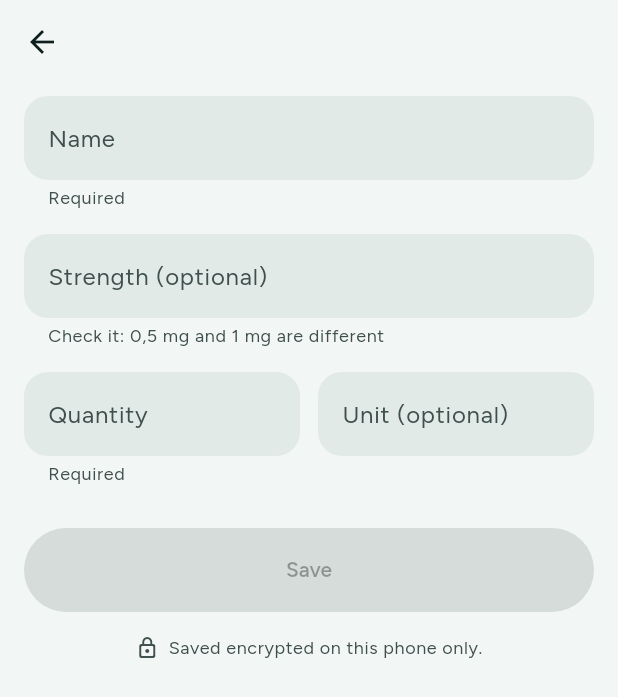
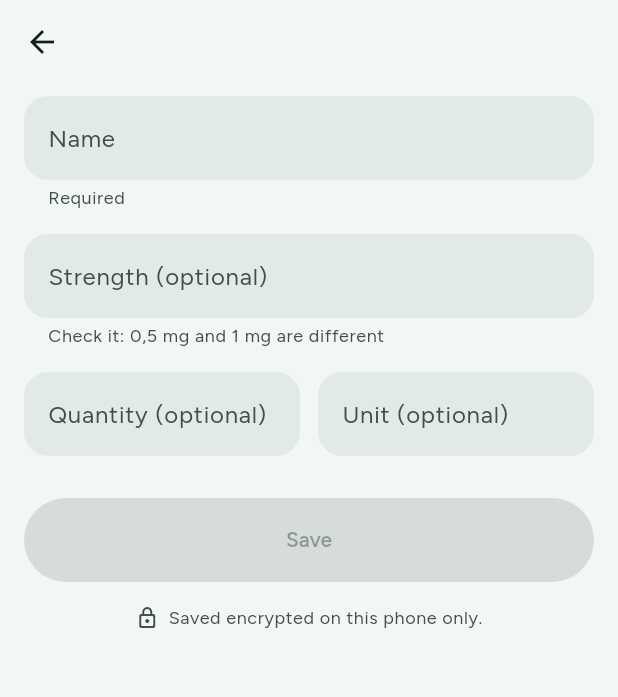
Before and after one commit to fprem/MyProjet, a Flutter app: the MedicineFormScreen screen opened directly with empty values, on a phone screen of 412 x 824 dp. Shown: the top 697 px of the screen. Run offline on Flutter 3.47's test engine with Material 3 defaults, Android fonts, the phone set to English and light mode, and no system bars; our stand-ins replace flutter_secure_storage, image_picker; missing offline and left inert: cryptography, google_mlkit_text_recognition; accounts and stored records are empty.

Commit message:
Save a medicine with only its name and show names larger in the list
Co-Authored-By: Claude Opus 5.5 <noreply@anthropic.com>
Claude-Session: https://claude.ai/code/session_01QLrjet95xN4iKLTV11ACWQ

```diff
--- a/medicine_archive/lib/data/archive_repository.dart
+++ b/medicine_archive/lib/data/archive_repository.dart
@@ -56,7 +56,7 @@ class ArchiveRepository extends ChangeNotifier {
   Future<Medicine> addMedicine(
     String profileId, {
     required String name,
-    required int quantity,
+    int? quantity,
     String unit = '',
     String strength = '',
   }) async {
@@ -91,7 +91,7 @@ class ArchiveRepository extends ChangeNotifier {
   }
 
   Medicine _validate(Medicine m) {
-    if (m.quantity < 0) {
+    if (m.quantity case final q? when q < 0) {
       throw ArgumentError.value(m.quantity, 'quantity', 'Must not be negative');
     }
     return Medicine(
--- a/medicine_archive/lib/data/models.dart
+++ b/medicine_archive/lib/data/models.dart
@@ -15,7 +15,7 @@ class Medicine {
     required this.id,
     required this.profileId,
     required this.name,
-    required this.quantity,
+    this.quantity,
     this.unit = '',
     this.strength = '',
   });
@@ -23,7 +23,9 @@ class Medicine {
   final String id;
   final String profileId;
   final String name;
-  final int quantity;
+
+  /// How many are in the box. Null when unknown: only the name is required.
+  final int? quantity;
 
   /// What the quantity counts, as printed on the box ("compresse", "ml").
   /// Empty when unknown.
@@ -33,14 +35,22 @@ class Medicine {
   /// unknown. The same medicine often comes in several strengths.
   final String strength;
 
-  /// "20 compresse", or just "20" when the unit is unknown.
-  String get quantityLabel => unit.isEmpty ? '$quantity' : '$quantity $unit';
+  /// "20 compresse", just "20" when the unit is unknown, or empty when the
+  /// quantity is unknown.
+  String get quantityLabel {
+    if (quantity == null) return '';
+    return unit.isEmpty ? '$quantity' : '$quantity $unit';
+  }
 
-  Medicine copyWith({String? name, int? quantity, String? unit, String? strength}) => Medicine(
+  static const _keep = Object();
+
+  /// Pass `quantity: null` to clear the quantity.
+  Medicine copyWith({String? name, Object? quantity = _keep, String? unit, String? strength}) =>
+      Medicine(
         id: id,
         profileId: profileId,
         name: name ?? this.name,
-    quantity: quantity ?? this.quantity,
+        quantity: identical(quantity, _keep) ? this.quantity : quantity as int?,
         unit: unit ?? this.unit,
         strength: strength ?? this.strength,
       );
@@ -58,7 +68,7 @@ class Medicine {
     id: json['id'] as String,
     profileId: json['profileId'] as String,
     name: json['name'] as String,
-    quantity: json['quantity'] as int,
+    quantity: json['quantity'] as int?,
     unit: json['unit'] as String? ?? '',
     strength: json['strength'] as String? ?? '',
   );
--- a/medicine_archive/lib/ui/medicine_form_screen.dart
+++ b/medicine_archive/lib/ui/medicine_form_screen.dart
@@ -5,14 +5,9 @@ import '../scan/label_parser.dart';
 
 /// What the person confirmed in the form.
 class MedicineDraft {
-  const MedicineDraft({
-    required this.name,
-    required this.quantity,
-    this.unit = '',
-    this.strength = '',
-  });
+  const MedicineDraft({required this.name, this.quantity, this.unit = '', this.strength = ''});
   final String name;
-  final int quantity;
+  final int? quantity;
   final String unit;
   final String strength;
 }
@@ -54,7 +49,7 @@ class _MedicineFormScreenState extends State<MedicineFormScreen> {
 
   int? get _parsedQuantity => int.tryParse(_quantity.text.trim());
 
-  bool get _canSave => _name.text.trim().isNotEmpty && _parsedQuantity != null;
+  bool get _canSave => _name.text.trim().isNotEmpty;
 
   void _save() {
     Navigator.pop(
@@ -62,7 +57,7 @@ class _MedicineFormScreenState extends State<MedicineFormScreen> {
       MedicineDraft(
         name: _name.text.trim(),
         strength: _strength.text.trim(),
-        quantity: _parsedQuantity!,
+        quantity: _parsedQuantity,
         unit: _unit.text.trim(),
       ),
     );
@@ -138,11 +133,7 @@ class _MedicineFormScreenState extends State<MedicineFormScreen> {
                   keyboardType: TextInputType.number,
                   inputFormatters: [FilteringTextInputFormatter.digitsOnly],
                   style: theme.textTheme.titleMedium,
-                  decoration: InputDecoration(
-                    labelText: 'Quantity',
-                    helperText: _parsedQuantity == null ? 'Required' : null,
-                  ),
-                  onChanged: (_) => setState(() {}),
+                  decoration: const InputDecoration(labelText: 'Quantity (optional)'),
                 ),
               ),
               const SizedBox(width: 12),
```
Also changed, not shown: medicine_archive/lib/ui/profile_screen.dart (+12 -5 lines), 1 other file. Lines whose indentation alone changed are shown as unchanged.
